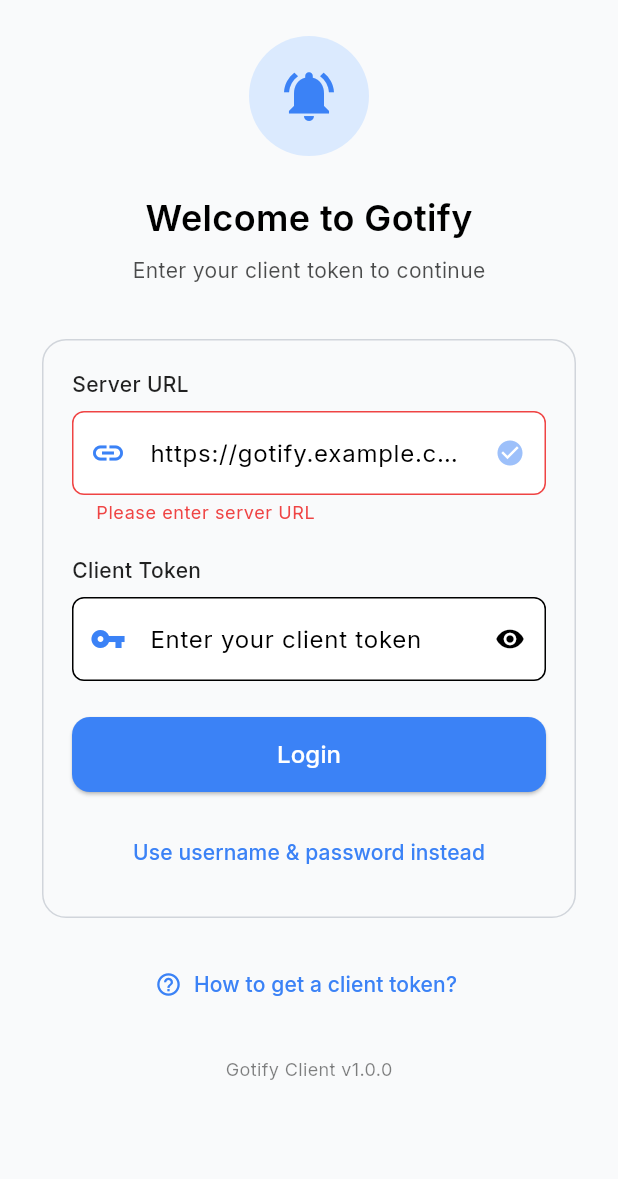
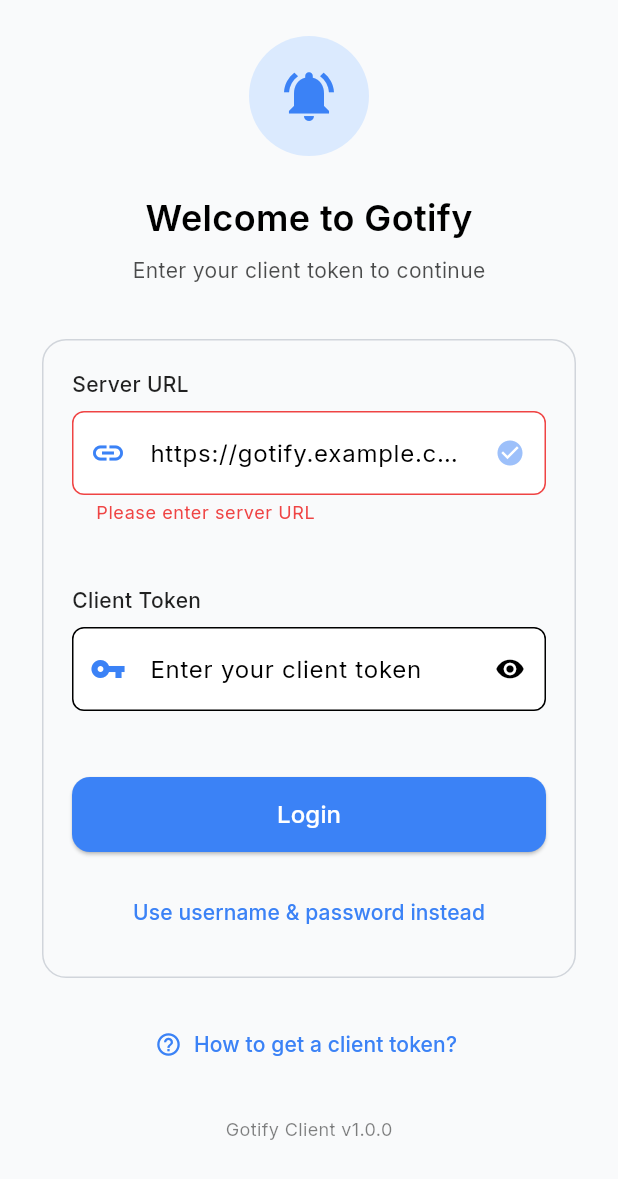
Before and after one commit to Dhi13man/gotify_client, a Flutter app: the screen it shows after launch, after a tap on "Login", after a tap on "Use username & password instead", after a tap on "Use token authentication instead", on a phone screen of 412 x 824 dp. Shown: the top 1179 px of the screen. Run offline on Flutter 3.47's test engine with Material 3 defaults, Android fonts, the phone set to English and light mode, and no system bars; our stand-ins replace flutter_local_notifications, flutter_secure_storage, google_fonts, shared_preferences.

Commit message:
Refactor components to move bottom navigation bar and scaffold to common directory; add reusable labeled form field component

```diff
--- a/lib/app.dart
+++ b/lib/app.dart
@@ -1,6 +1,6 @@
 import 'package:flutter/material.dart';
-import 'package:gotify_client/components/bottom_nav_bar.dart';
-import 'package:gotify_client/components/scaffold.dart';
+import 'package:gotify_client/components/common/bottom_nav_bar.dart';
+import 'package:gotify_client/components/common/scaffold.dart';
 import 'package:gotify_client/providers/auth_provider.dart';
 import 'package:gotify_client/providers/message_provider.dart';
 import 'package:gotify_client/screens/login_screen.dart';
--- /dev/null
+++ b/lib/components/common/labeled_form_field.dart
@@ -0,0 +1,34 @@
+import 'package:flutter/material.dart';
+
+/// A reusable labeled form field that combines a label and input field
+/// to maintain consistent styling across the application.
+class LabeledFormField extends StatelessWidget {
+  final String label;
+  final Widget child;
+  final EdgeInsetsGeometry padding;
+
+  const LabeledFormField({
+    super.key,
+    required this.label,
+    required this.child,
+    this.padding = const EdgeInsets.only(bottom: 20),
+  });
+
+  @override
+  Widget build(BuildContext context) {
+    return Padding(
+      padding: padding,
+      child: Column(
+        crossAxisAlignment: CrossAxisAlignment.start,
+        children: [
+          Text(
+            label,
+            style: const TextStyle(fontSize: 14, fontWeight: FontWeight.w500),
+          ),
+          const SizedBox(height: 8),
+          child,
+        ],
+      ),
+    );
+  }
+}
--- a/lib/components/login_screen/credential_fields.dart
+++ b/lib/components/login_screen/credential_fields.dart
@@ -1,4 +1,5 @@
 import 'package:flutter/material.dart';
+import 'package:gotify_client/components/common/labeled_form_field.dart';
 import 'package:gotify_client/utils/auth_form_validator.dart';
 
 class CredentialFields extends StatefulWidget {
@@ -27,12 +28,9 @@ class _CredentialFieldsState extends State<CredentialFields> {
     return Column(
       crossAxisAlignment: CrossAxisAlignment.start,
       children: [
-        const Text(
-          'Username',
-          style: TextStyle(fontSize: 14, fontWeight: FontWeight.w500),
-        ),
-        const SizedBox(height: 8),
-        TextFormField(
+        LabeledFormField(
+          label: 'Username',
+          child: TextFormField(
             controller: widget.usernameController,
             decoration: InputDecoration(
               hintText: 'Enter your username',
@@ -41,13 +39,11 @@ class _CredentialFieldsState extends State<CredentialFields> {
             validator: AuthFormValidator.validateUsername,
             textInputAction: TextInputAction.next,
           ),
-        const SizedBox(height: 20),
-        const Text(
-          'Password',
-          style: TextStyle(fontSize: 14, fontWeight: FontWeight.w500),
         ),
-        const SizedBox(height: 8),
-        TextFormField(
+        LabeledFormField(
+          padding: EdgeInsets.zero,
+          label: 'Password',
+          child: TextFormField(
             controller: widget.passwordController,
             decoration: InputDecoration(
               hintText: 'Enter your password',
@@ -66,6 +62,7 @@ class _CredentialFieldsState extends State<CredentialFields> {
             textInputAction: TextInputAction.done,
             onEditingComplete: widget.onEditingComplete,
           ),
+        ),
       ],
     );
   }
--- a/lib/components/login_screen/server_url_field.dart
+++ b/lib/components/login_screen/server_url_field.dart
@@ -1,4 +1,5 @@
 import 'package:flutter/material.dart';
+import 'package:gotify_client/components/common/labeled_form_field.dart';
 import 'package:gotify_client/utils/auth_form_validator.dart';
 
 class ServerUrlField extends StatelessWidget {
@@ -12,15 +13,9 @@ class ServerUrlField extends StatelessWidget {
   @override
   Widget build(BuildContext context) {
     final ColorScheme colorScheme = Theme.of(context).colorScheme;
-    return Column(
-      crossAxisAlignment: CrossAxisAlignment.start,
-      children: [
-        const Text(
-          'Server URL',
-          style: TextStyle(fontSize: 14, fontWeight: FontWeight.w500),
-        ),
-        const SizedBox(height: 8),
-        TextFormField(
+    return LabeledFormField(
+      label: 'Server URL',
+      child: TextFormField(
         controller: controller,
         decoration: InputDecoration(
           hintText: 'https://gotify.example.com',
@@ -35,7 +30,6 @@ class ServerUrlField extends StatelessWidget {
         keyboardType: TextInputType.url,
         textInputAction: TextInputAction.next,
       ),
-      ],
     );
   }
 }
--- a/lib/components/login_screen/token_field.dart
+++ b/lib/components/login_screen/token_field.dart
@@ -1,4 +1,5 @@
 import 'package:flutter/material.dart';
+import 'package:gotify_client/components/common/labeled_form_field.dart';
 import 'package:gotify_client/utils/auth_form_validator.dart';
 
 class TokenField extends StatefulWidget {
@@ -21,15 +22,9 @@ class _TokenFieldState extends State<TokenField> {
   @override
   Widget build(BuildContext context) {
     final ColorScheme colorScheme = Theme.of(context).colorScheme;
-    return Column(
-      crossAxisAlignment: CrossAxisAlignment.start,
-      children: [
-        Text(
-          'Client Token',
-          style: const TextStyle(fontSize: 14, fontWeight: FontWeight.w500),
-        ),
-        const SizedBox(height: 8),
-        TextFormField(
+    return LabeledFormField(
+      label: 'Client Token',
+      child: TextFormField(
         controller: widget.controller,
         decoration: InputDecoration(
           hintText: 'Enter your client token',
@@ -47,7 +42,6 @@ class _TokenFieldState extends State<TokenField> {
         textInputAction: TextInputAction.done,
         onEditingComplete: widget.onEditingComplete,
       ),
-      ],
     );
   }
 }
```
Also changed, not shown: lib/components/common/bottom_nav_bar.dart (renamed from lib/components/bottom_nav_bar.dart), lib/components/common/scaffold.dart (renamed from lib/components/scaffold.dart). Lines whose indentation alone changed are shown as unchanged.
